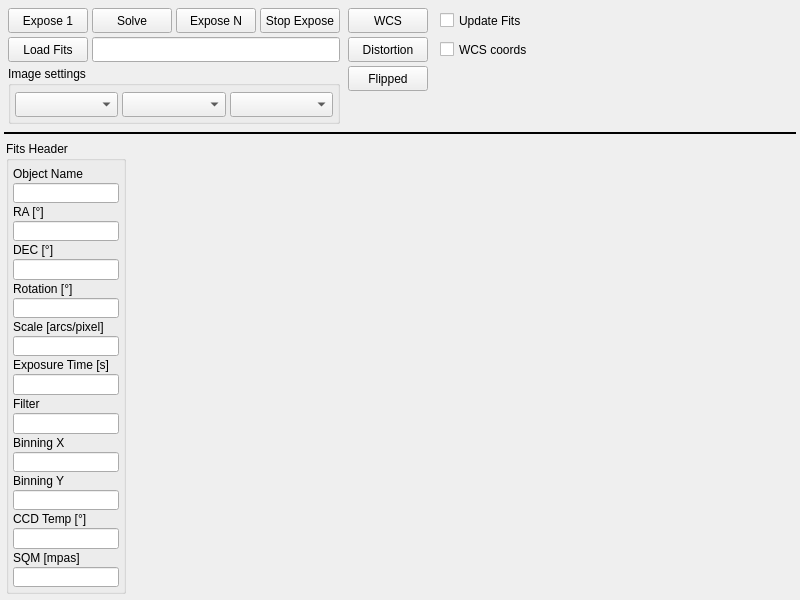
Before: the Qt Designer form mw4/gui/widgets/image.ui in mworion/MountWizzard4, drawn with Qt 5.
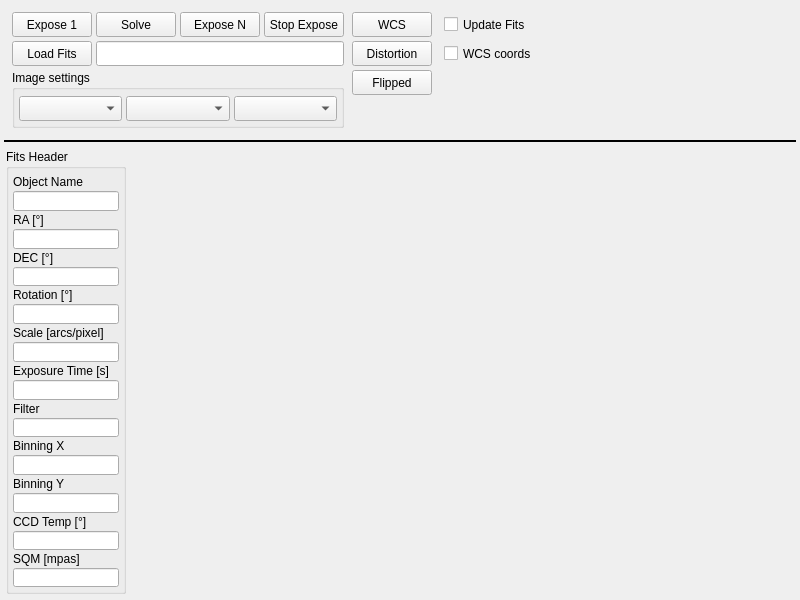
After: the same form once the commit is applied.

Diff of the .ui file:
```diff
--- a/mw4/gui/widgets/image.ui
+++ b/mw4/gui/widgets/image.ui
@@ -55,19 +55,19 @@
    <item>
     <layout class="QHBoxLayout" name="horizontalLayout_5" stretch="0,1">
      <property name="spacing">
-      <number>2</number>
+      <number>4</number>
      </property>
      <property name="leftMargin">
-      <number>0</number>
+      <number>4</number>
      </property>
      <property name="topMargin">
-      <number>0</number>
+      <number>4</number>
      </property>
      <property name="rightMargin">
-      <number>0</number>
+      <number>4</number>
      </property>
      <property name="bottomMargin">
-      <number>0</number>
+      <number>4</number>
      </property>
      <item>
       <layout class="QGridLayout" name="gridLayout">
```
